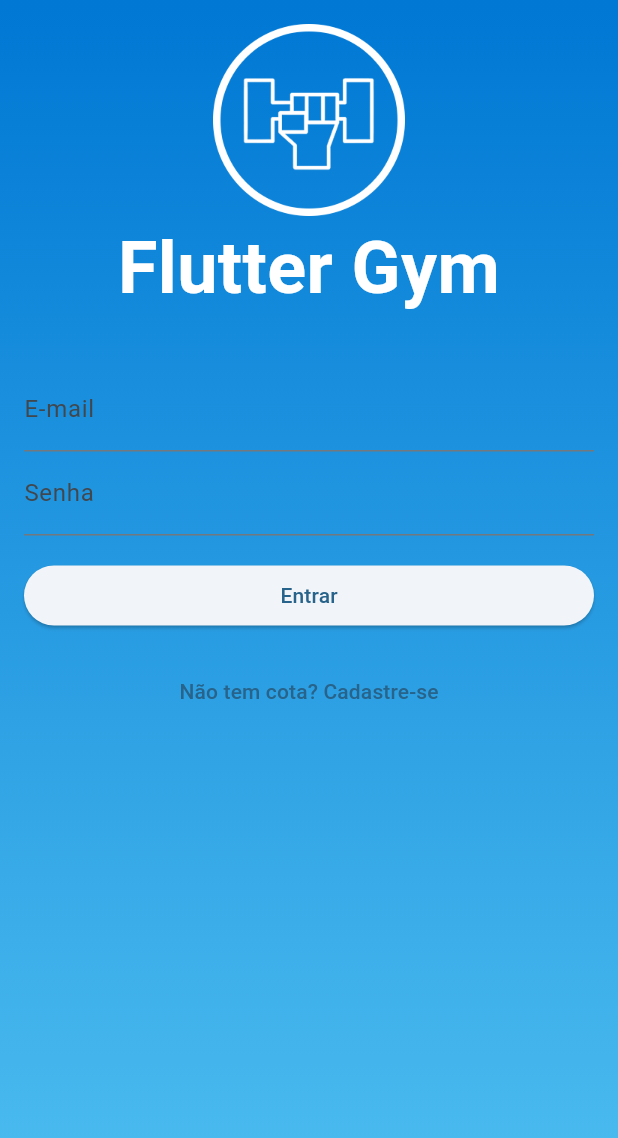
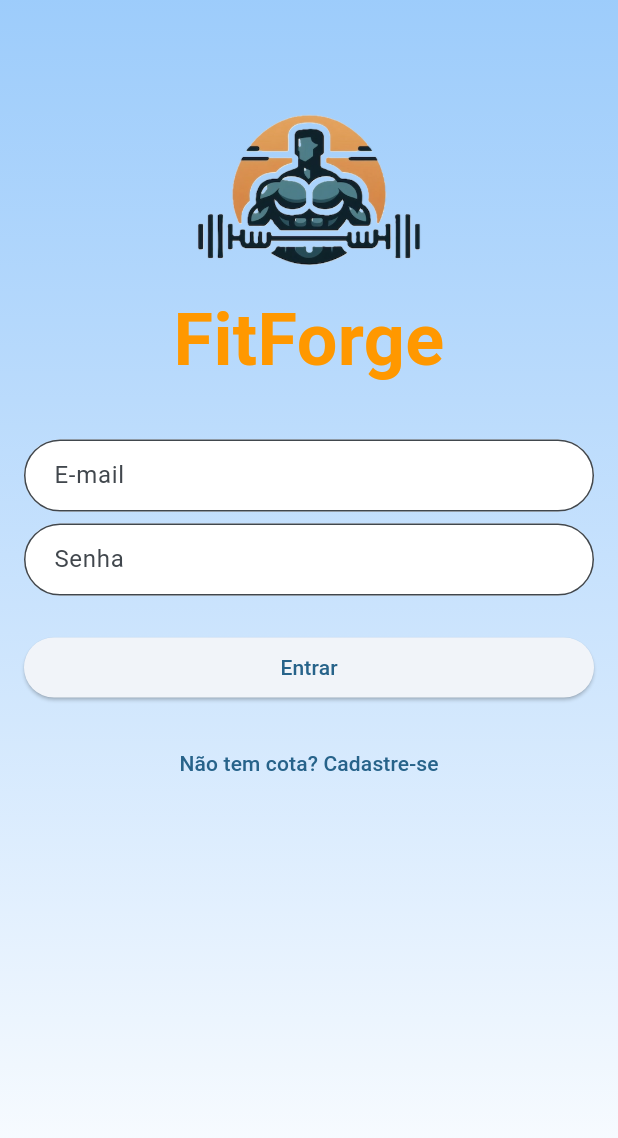
Before and after one commit to AllanGd/Flutter-Gym, a Flutter app: the screen it shows after launch, on a phone screen of 412 x 824 dp. Shown: the top 1138 px of the screen. Run offline on Flutter 3.47's test engine with Material 3 defaults, Android fonts, the phone set to English and light mode, and no system bars.

Commit message:
cunstomização da tela de login

```diff
--- a/lib/Views/autenticacao_tela.dart
+++ b/lib/Views/autenticacao_tela.dart
@@ -1,5 +1,6 @@
 import 'package:flutter/material.dart';
 import 'package:myapp/_common/minhas_cores.dart';
+import 'package:myapp/componentes/decoracao_campo_autenticacao.dart';
 
 class AutenticacaoTela extends StatefulWidget {
   const AutenticacaoTela({super.key});
@@ -28,7 +29,7 @@ class _AutenticacaoTelaState extends State<AutenticacaoTela> {
                   ])),
             ),
             Padding(
-              padding: const EdgeInsets.all(16.0),
+              padding: const EdgeInsets.fromLTRB(16, 64, 16, 0),
               child: Form(
                 child: SingleChildScrollView(
                   child: Column(
@@ -36,49 +37,69 @@ class _AutenticacaoTelaState extends State<AutenticacaoTela> {
                     crossAxisAlignment: CrossAxisAlignment.stretch,
                     children: [
                       Image.asset(
-                        "assets/logo.png",
+                        "assets/logo FitForge.webp",
                         height: 128,
                       ),
                       const Text(
-                        "Flutter Gym",
+                        "FitForge",
                         textAlign: TextAlign.center,
                         style: TextStyle(
                             fontSize: 48,
                             fontWeight: FontWeight.bold,
-                            color: Colors.white),
+                            color: Colors.orange),
                       ),
                       const SizedBox(
                         height: 32,
                       ),
                       TextFormField(
-                        decoration: const InputDecoration(label: Text("E-mail")),
+                        decoration: getAuthenticationInputDecoration("E-mail"),
+                      ),
+                      const SizedBox(
+                        height: 8,
                       ),
                       TextFormField(
-                        decoration: const InputDecoration(label: Text("Senha")),
+                        decoration: getAuthenticationInputDecoration("Senha"),
                         obscureText: true,
                       ),
-                      Visibility(visible: !queroEntrar, child: Column(children: [
-                        TextFormField(
-                        decoration: const InputDecoration(label: Text("Confirme senha")),
-                        obscureText: true,
+                      const SizedBox(
+                        height: 8,
                       ),
-                      TextFormField(
-                        decoration: const InputDecoration(label: Text("Nome")),
-                      ),
-                      ],)),
+                      Visibility(
+                          visible: !queroEntrar,
+                          child: Column(
+                            children: [
+                              TextFormField(
+                                decoration: getAuthenticationInputDecoration(
+                                    "Confirme senha"),
+                                obscureText: true,
+                              ),
+                              const SizedBox(
+                                height: 8,
+                              ),
+                              TextFormField(
+                                decoration:
+                                    getAuthenticationInputDecoration("Nome"),
+                              ),
+                            ],
+                          )),
                       const SizedBox(
                         height: 16,
                       ),
                       ElevatedButton(
-                          onPressed: () {}, child: Text((queroEntrar)?"Entrar":"Cadastrar")),
-                      const SizedBox(height: 16,),
+                          onPressed: () {},
+                          child: Text((queroEntrar) ? "Entrar" : "Cadastrar")),
+                      const SizedBox(
+                        height: 16,
+                      ),
                       TextButton(
                           onPressed: () {
                             setState(() {
                               queroEntrar = !queroEntrar;
                             });
                           },
-                          child: Text((queroEntrar)?"Não tem cota? Cadastre-se": "Já tem uma conta? Entre!")),
+                          child: Text((queroEntrar)
+                              ? "Não tem cota? Cadastre-se"
+                              : "Já tem uma conta? Entre!")),
                     ],
                   ),
                 ),
--- a/lib/_common/minhas_cores.dart
+++ b/lib/_common/minhas_cores.dart
@@ -3,7 +3,6 @@ import 'package:flutter/material.dart';
 class MinhasCores {
   static const Color azulPrimario = Color(0xFF1984DB);
 
-  static const Color azulBaixoGradiente = Color(0xFF4FBFF0);
-  static const Color azulTopoGradiente = Color(0xFF0078D4);
-
+  static const Color azulTopoGradiente = Color(0xADD8E6FF);
+  static const Color azulBaixoGradiente = Colors.white;
 }
--- /dev/null
+++ b/lib/componentes/decoracao_campo_autenticacao.dart
@@ -0,0 +1,16 @@
+import 'package:flutter/material.dart';
+import 'package:myapp/_common/minhas_cores.dart';
+
+InputDecoration getAuthenticationInputDecoration(String label) {
+  return InputDecoration(
+    hintText: label,
+    fillColor: Colors.white,
+    filled: true,
+    contentPadding: const EdgeInsets.fromLTRB(16, 8, 16, 8),
+    border: OutlineInputBorder(borderRadius: BorderRadius.circular(32)),
+    focusedBorder: OutlineInputBorder(
+        borderRadius: BorderRadius.circular(64),
+        borderSide:
+            const BorderSide(color: MinhasCores.azulPrimario, width: 2)),
+  );
+}
```
Also changed, not shown: assets/logo FitForge.webp (added), pubspec.lock.
